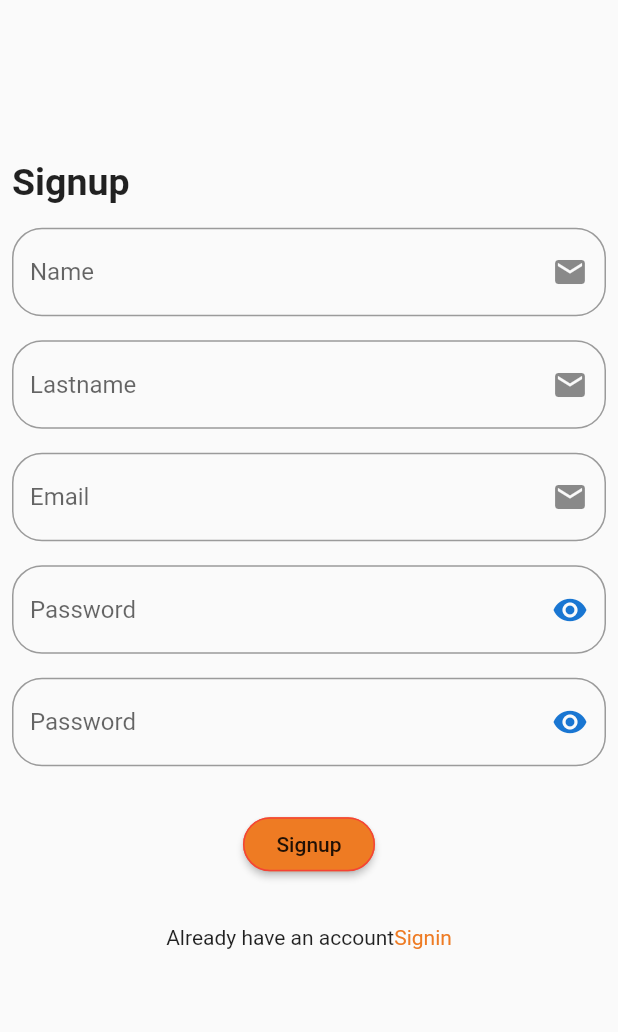
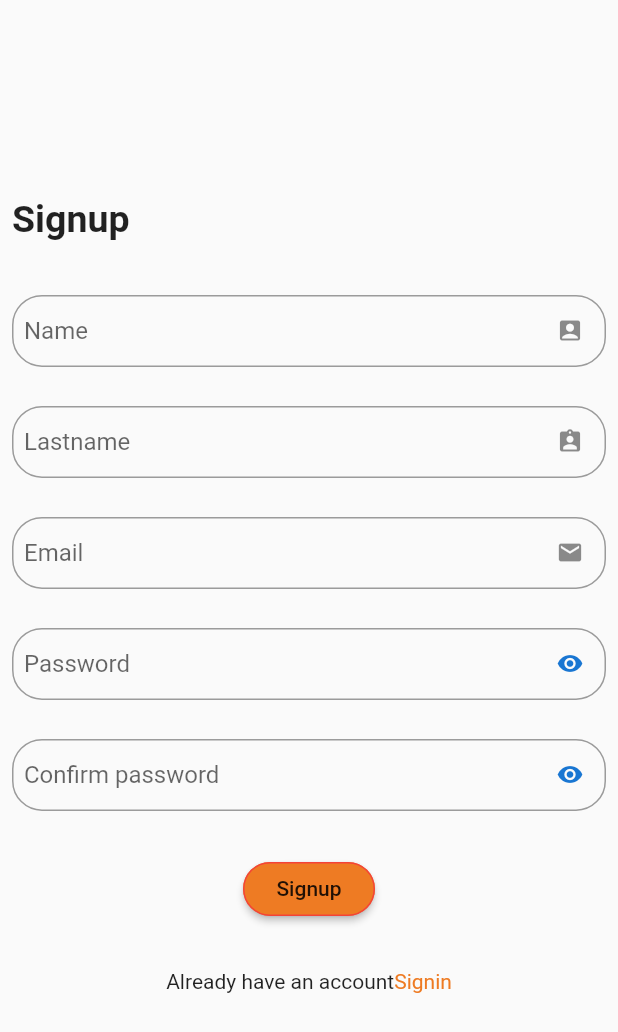
Before and after one commit to Phattaraphon61/exercise, a Flutter app: the screen it shows after launch, after a tap on an icon or button, on a phone screen of 412 x 824 dp. Shown: the top 1032 px of the screen. Run offline on Flutter 3.47's test engine with Material 2 defaults, Android fonts, the phone set to English and light mode, and no system bars; our stand-ins replace flutter_local_notifications.

Commit message:
registerpage

```diff
--- a/lib/main.dart
+++ b/lib/main.dart
@@ -67,8 +67,11 @@ class _MyHomePageState extends State<MyHomePage> {
               Padding(
                 padding: const EdgeInsets.all(8.0),
                 child: TextField(
+                  // style: TextStyle(height: 0.1),
                   decoration: InputDecoration(
                     hintText: 'Email',
+                    isDense: true,
+                    contentPadding: EdgeInsets.all(8),
                     suffixIcon: Icon(Icons.email),
                     border: OutlineInputBorder(
                       borderRadius: BorderRadius.circular(20.0),
@@ -83,6 +86,8 @@ class _MyHomePageState extends State<MyHomePage> {
                   keyboardType: TextInputType.visiblePassword,
                   decoration: InputDecoration(
                     hintText: 'Password',
+                    isDense: true,
+                    contentPadding: EdgeInsets.all(8),
                     border: OutlineInputBorder(
                       borderRadius: BorderRadius.circular(20.0),
                     ),
@@ -119,7 +124,10 @@ class _MyHomePageState extends State<MyHomePage> {
                           side: BorderSide(color: Colors.red)),
                       child: Text('Login'),
                       color: Color(0xffEE7B23),
-                      onPressed: () {},
+                      onPressed: () {
+                        Navigator.push(context,
+                            MaterialPageRoute(builder: (context) => Notication()));
+                      },
                     ),
                   ],
                 ),
--- a/lib/register.dart
+++ b/lib/register.dart
@@ -1,3 +1,4 @@
+import 'package:exercise/main.dart';
 import 'package:flutter/material.dart';
 
 class Second extends StatefulWidget {
@@ -21,7 +22,7 @@ class _SecondState extends State<Second> {
             children: [
               Container(
                 width: width,
-                height: height * 0.12,
+                height: height * 0.15,
               ),
               Padding(
                 padding: const EdgeInsets.all(8.0),
@@ -36,11 +37,44 @@ class _SecondState extends State<Second> {
                   ],
                 ),
               ),
+              SizedBox(height: 20,),
                  Padding(
                 padding: const EdgeInsets.all(8.0),
                 child: TextField(
                   decoration: InputDecoration(
                     hintText: 'Name',
+                    isDense: true,
+                    contentPadding: EdgeInsets.all(8),
+                    suffixIcon: Icon(Icons.account_box),
+                    border: OutlineInputBorder(
+                      borderRadius: BorderRadius.circular(20.0),
+                    ),
+                  ),
+                ),
+              ),
+              SizedBox(height: 10,),
+              Padding(
+                padding: const EdgeInsets.all(8.0),
+                child: TextField(
+                  decoration: InputDecoration(
+                    hintText: 'Lastname',
+                    isDense: true,
+                    contentPadding: EdgeInsets.all(8),
+                    suffixIcon: Icon(Icons.assignment_ind),
+                    border: OutlineInputBorder(
+                      borderRadius: BorderRadius.circular(20.0),
+                    ),
+                  ),
+                ),
+              ),
+              SizedBox(height: 10,),
+              Padding(
+                padding: const EdgeInsets.all(8.0),
+                child: TextField(
+                  decoration: InputDecoration(
+                    hintText: 'Email',
+                    isDense: true,
+                    contentPadding: EdgeInsets.all(8),
                     suffixIcon: Icon(Icons.email),
                     border: OutlineInputBorder(
                       borderRadius: BorderRadius.circular(20.0),
@@ -48,30 +82,7 @@ class _SecondState extends State<Second> {
                   ),
                 ),
               ),
-              Padding(
-                padding: const EdgeInsets.all(8.0),
-                child: TextField(
-                  decoration: InputDecoration(
-                    hintText: 'Lastname',
-                    suffixIcon: Icon(Icons.email),
-                    border: OutlineInputBorder(
-                      borderRadius: BorderRadius.circular(20.0),
-                    ),
-                  ),
-                ),
-              ),
-              Padding(
-                padding: const EdgeInsets.all(8.0),
-                child: TextField(
-                  decoration: InputDecoration(
-                    hintText: 'Email',
-                    suffixIcon: Icon(Icons.email),
-                    border: OutlineInputBorder(
-                      borderRadius: BorderRadius.circular(20.0),
-                    ),
-                  ),
-                ),
-              ),
+              SizedBox(height: 10,),
               Padding(
                 padding: const EdgeInsets.all(8.0),
                 child: TextField(
@@ -79,6 +90,8 @@ class _SecondState extends State<Second> {
                   keyboardType: TextInputType.visiblePassword,
                   decoration: InputDecoration(
                     hintText: 'Password',
+                    isDense: true,
+                    contentPadding: EdgeInsets.all(8),
                     border: OutlineInputBorder(
                       borderRadius: BorderRadius.circular(20.0),
                     ),
@@ -100,13 +113,16 @@ class _SecondState extends State<Second> {
                   ),
                 ),
               ),
+              SizedBox(height: 10,),
                     Padding(
                 padding: const EdgeInsets.all(8.0),
                 child: TextField(
                   obscureText: _passwordVisible,
                   keyboardType: TextInputType.visiblePassword,
                   decoration: InputDecoration(
-                    hintText: 'Password',
+                    hintText: 'Confirm password',
+                    isDense: true,
+                    contentPadding: EdgeInsets.all(8),
                     border: OutlineInputBorder(
                       borderRadius: BorderRadius.circular(20.0),
                     ),
@@ -150,7 +166,7 @@ class _SecondState extends State<Second> {
               SizedBox(height: 20.0),
               GestureDetector(
                 onTap: () {
-                  // Navigator.push(context, MaterialPageRoute(builder: (context)=>Myapp()));
+                  Navigator.push(context, MaterialPageRoute(builder: (context)=>MyApp()));
                 },
                 child: Text.rich(
                   TextSpan(text: 'Already have an account', children: [
```
Also changed, not shown: lib/nogication.dart (+42 -5 lines), 1 other file.
